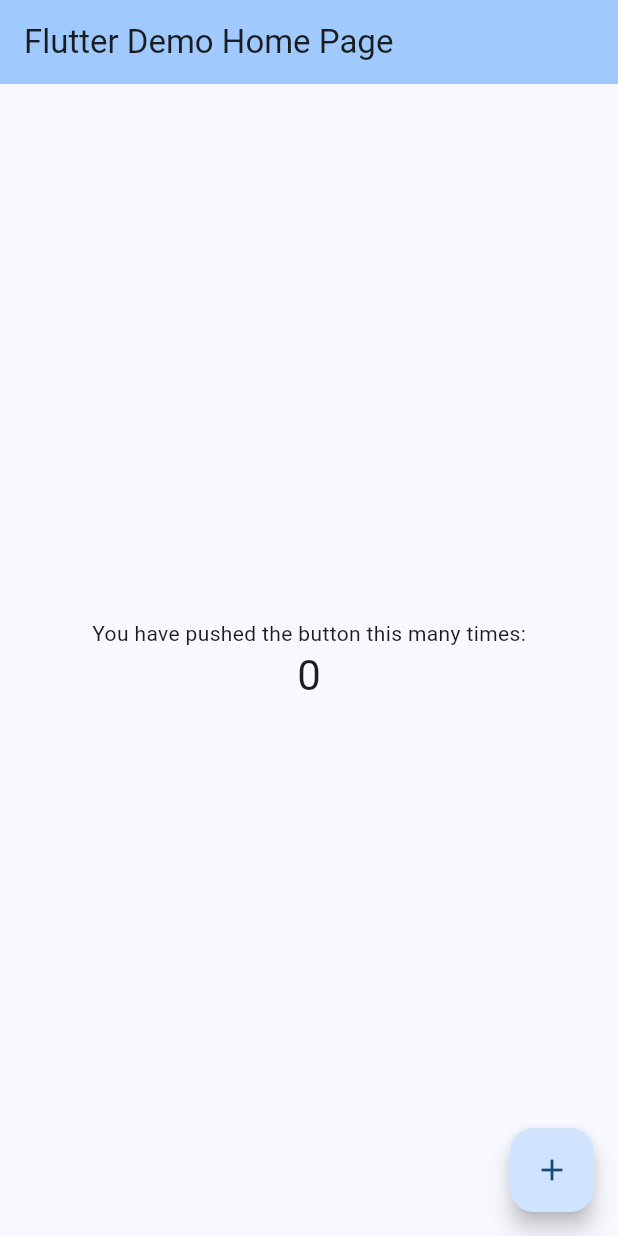
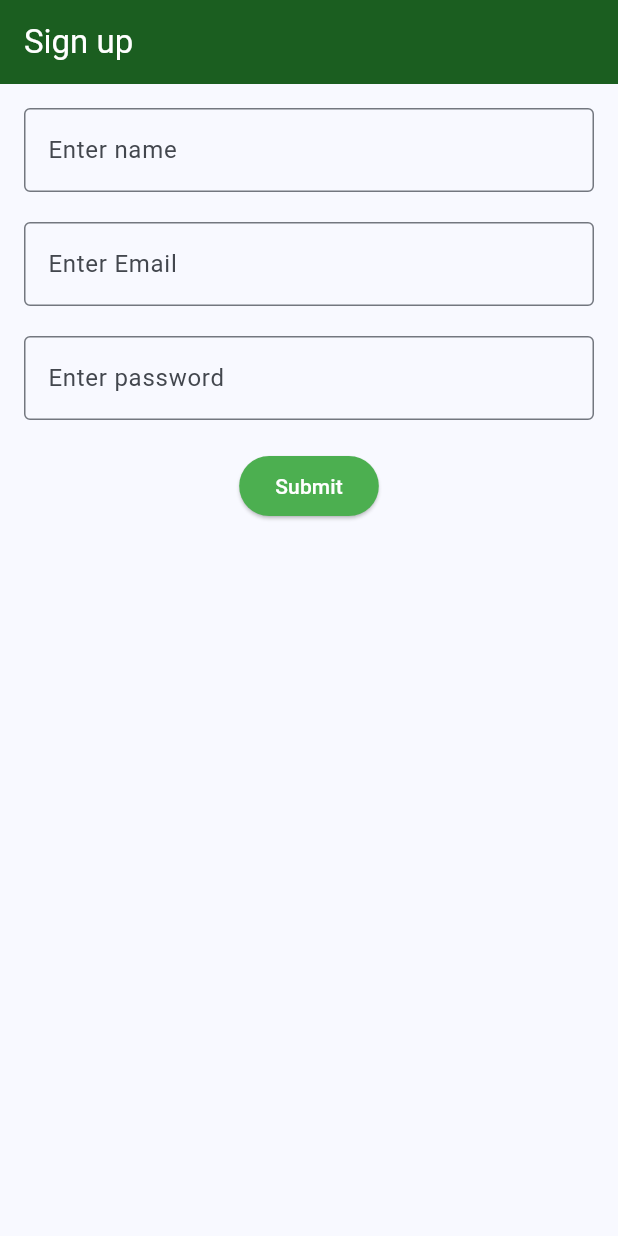
Before and after one commit to mwangaza12/auth_flutter, a Flutter app: the screen it shows after launch, on a phone screen of 412 x 824 dp. Run offline on Flutter 3.47's test engine with Material 3 defaults, Android fonts, the phone set to English and light mode, and no system bars.

Commit message:
Simple Sign Up page

```diff
--- a/lib/main.dart
+++ b/lib/main.dart
@@ -1,3 +1,4 @@
+import 'package:auth_flutter/sign_up.dart';
 import 'package:flutter/material.dart';
 
 void main() {
@@ -11,97 +12,12 @@ class MyApp extends StatelessWidget {
   @override
   Widget build(BuildContext context) {
     return MaterialApp(
-      title: 'Flutter Demo',
+      title: 'Auth Demo',
+      debugShowCheckedModeBanner: false,
       theme: ThemeData(
         colorScheme: ColorScheme.fromSeed(seedColor: Colors.blue),
       ),
-      home: const MyHomePage(title: 'Flutter Demo Home Page'),
+      home: SignUp(),
     );
   }
 }
-
-class MyHomePage extends StatefulWidget {
-  const MyHomePage({super.key, required this.title});
-
-  // This widget is the home page of your application. It is stateful, meaning
-  // that it has a State object (defined below) that contains fields that affect
-  // how it looks.
-
-  // This class is the configuration for the state. It holds the values (in this
-  // case the title) provided by the parent (in this case the App widget) and
-  // used by the build method of the State. Fields in a Widget subclass are
-  // always marked "final".
-
-  final String title;
-
-  @override
-  State<MyHomePage> createState() => _MyHomePageState();
-}
-
-class _MyHomePageState extends State<MyHomePage> {
-  int _counter = 0;
-
-  void _incrementCounter() {
-    setState(() {
-      // This call to setState tells the Flutter framework that something has
-      // changed in this State, which causes it to rerun the build method below
-      // so that the display can reflect the updated values. If we changed
-      // _counter without calling setState(), then the build method would not be
-      // called again, and so nothing would appear to happen.
-      _counter++;
-    });
-  }
-
-  @override
-  Widget build(BuildContext context) {
-    // This method is rerun every time setState is called, for instance as done
-    // by the _incrementCounter method above.
-    //
-    // The Flutter framework has been optimized to make rerunning build methods
-    // fast, so that you can just rebuild anything that needs updating rather
-    // than having to individually change instances of widgets.
-    return Scaffold(
-      appBar: AppBar(
-        // TRY THIS: Try changing the color here to a specific color (to
-        // Colors.amber, perhaps?) and trigger a hot reload to see the AppBar
-        // change color while the other colors stay the same.
-        backgroundColor: Theme.of(context).colorScheme.inversePrimary,
-        // Here we take the value from the MyHomePage object that was created by
-        // the App.build method, and use it to set our appbar title.
-        title: Text(widget.title),
-      ),
-      body: Center(
-        // Center is a layout widget. It takes a single child and positions it
-        // in the middle of the parent.
-        child: Column(
-          // Column is also a layout widget. It takes a list of children and
-          // arranges them vertically. By default, it sizes itself to fit its
-          // children horizontally, and tries to be as tall as its parent.
-          //
-          // Column has various properties to control how it sizes itself and
-          // how it positions its children. Here we use mainAxisAlignment to
-          // center the children vertically; the main axis here is the vertical
-          // axis because Columns are vertical (the cross axis would be
-          // horizontal).
-          //
-          // TRY THIS: Invoke "debug painting" (choose the "Toggle Debug Paint"
-          // action in the IDE, or press "p" in the console), to see the
-          // wireframe for each widget.
-          mainAxisAlignment: MainAxisAlignment.center,
-          children: <Widget>[
-            const Text('You have pushed the button this many times:'),
-            Text(
-              '$_counter',
-              style: Theme.of(context).textTheme.headlineMedium,
-            ),
-          ],
-        ),
-      ),
-      floatingActionButton: FloatingActionButton(
-        onPressed: _incrementCounter,
-        tooltip: 'Increment',
-        child: const Icon(Icons.add),
-      ), // This trailing comma makes auto-formatting nicer for build methods.
-    );
-  }
-}
--- /dev/null
+++ b/lib/sign_up.dart
@@ -0,0 +1,137 @@
+import 'package:flutter/material.dart';
+
+class SignUp extends StatefulWidget {
+  const SignUp({super.key});
+  @override
+  SignUpState createState() => SignUpState();
+}
+
+class SignUpState extends State<SignUp> {
+  final GlobalKey<FormState> _formKey = GlobalKey<FormState>();
+
+  String _name = '';
+  String _email = '';
+  String _password = '';
+
+  void _submitForm() {
+    // Check if the form is valid
+    if (_formKey.currentState!.validate()) {
+      // Save the form data
+      _formKey.currentState!.save();
+
+      showDialog(
+        context: context,
+        builder: (BuildContext context) {
+          return AlertDialog(
+            // Title of the dialog
+            title: Text('Form Submitted'),
+
+            content: Text(
+              'Name: $_name\nEmail: $_email\n Password: $_password',
+            ),
+
+            // Display the entered name and email
+            actions: <Widget>[
+              TextButton(
+                child: Text('OK', style: TextStyle(color: Colors.green)),
+
+                // Button to close the dialog
+                onPressed: () {
+                  // Close the dialog
+                  Navigator.of(context).pop();
+                },
+              ),
+            ],
+          );
+        },
+      );
+    }
+  }
+
+  @override
+  Widget build(BuildContext context) {
+    return Scaffold(
+      appBar: AppBar(
+        title: Text('Sign up'),
+        backgroundColor: Colors.green.shade900,
+        foregroundColor: Colors.white,
+      ),
+      body: Form(
+        key: _formKey,
+        child: Padding(
+          padding: EdgeInsets.all(16.0),
+          child: Column(
+            children: [
+              TextFormField(
+                decoration: InputDecoration(
+                  labelText: 'Enter name',
+                  border: OutlineInputBorder(),
+                  focusedBorder: OutlineInputBorder(
+                    borderSide: BorderSide(color: Colors.green, width: 2.0),
+                  ),
+                ),
+                validator: (value) {
+                  if (value!.isEmpty) {
+                    return "Please Enter your name";
+                  }
+                  return null;
+                },
+                onSaved: (value) {
+                  _name = value!;
+                },
+              ),
+              SizedBox(height: 20),
+              TextFormField(
+                decoration: InputDecoration(
+                  labelText: 'Enter Email',
+                  border: OutlineInputBorder(),
+                  focusedBorder: OutlineInputBorder(
+                    borderSide: BorderSide(color: Colors.green, width: 2.0),
+                  ),
+                ),
+                validator: (value) {
+                  if (value!.isEmpty) {
+                    return "Please Enter your email";
+                  }
+                  return null;
+                },
+                onSaved: (value) {
+                  _email = value!;
+                },
+              ),
+              SizedBox(height: 20),
+              TextFormField(
+                obscureText: true,
+                decoration: InputDecoration(
+                  labelText: 'Enter password',
+                  border: OutlineInputBorder(),
+                  focusedBorder: OutlineInputBorder(
+                    borderSide: BorderSide(color: Colors.green, width: 2.0),
+                  ),
+                ),
+                validator: (value) {
+                  if (value!.isEmpty) {
+                    return "Please Enter your password";
+                  }
+                  return null;
+                },
+                onSaved: (value) {
+                  _password = value!;
+                },
+              ),
+              SizedBox(height: 20),
+              ElevatedButton(
+                style: ElevatedButton.styleFrom(
+                  backgroundColor: Colors.green,
+                  foregroundColor: Colors.white,
+                ),
+                onPressed: _submitForm,
+                child: Text('Submit'),
+              ),
+            ],
+          ),
+        ),
+      ),
+    );
+  }
+}
```
